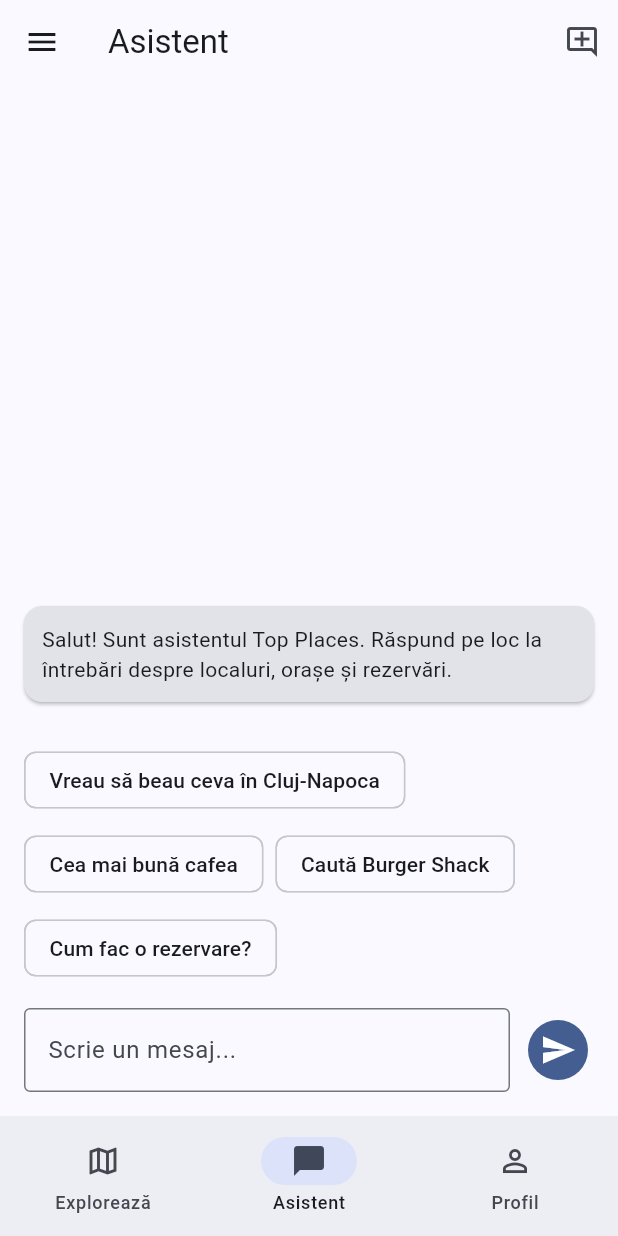
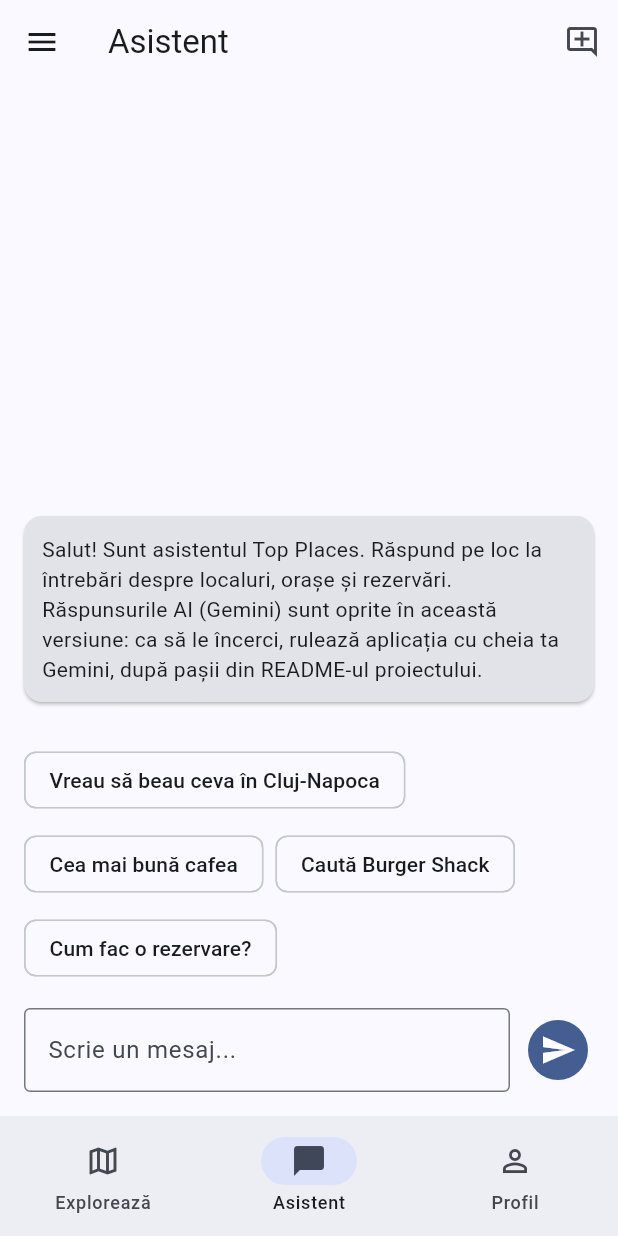
Before and after one commit to Tudorrr323/Top_Places_Flutter, a Flutter app: the ChatScreen screen opened by its route, on a phone screen of 412 x 824 dp. Run offline on Flutter 3.47's test engine with Material 3 defaults, Android fonts, the phone set to English and light mode, and no system bars; our stand-ins replace flutter_map, geolocator, go_router, latlong2, shared_preferences, supabase_flutter; accounts and stored records are empty; network calls fail.

Commit message:
feat: the assistant says when the AI is off

```diff
--- a/lib/l10n/app_en.arb
+++ b/lib/l10n/app_en.arb
@@ -279,7 +279,8 @@
   "chatSuggestion2": "The best coffee",
   "chatSuggestion3": "Find Burger Shack",
   "chatSuggestion4": "How do I book?",
-  "chatWelcome": "Hi! I'm the Top Places assistant. I answer questions about places, cities and bookings right away.",
+  "chatWelcome": "Hi! I'm the Top Places assistant. I answer questions about places, cities and bookings right away. The AI answers (Gemini) are off in this version: to try them, run the app with your own Gemini key, as the project's README explains.",
+  "chatAiOff": "The AI (Gemini) would have answered this, but it is off in this version.",
   "chatWelcomeWithAi": "Hi! I'm the Top Places assistant. I answer questions about places, cities and bookings right away, and ask the AI (Gemini) what I don't know.",
   "chatAiQuota": "I didn't understand the question, and the AI has reached its free limit for now. Ask me about places, cities or bookings.",
   "chatAiDown": "I didn't understand the question, and the AI isn't answering right now (maybe the internet is down). Ask me about places, cities or bookings.",
--- a/lib/l10n/app_localizations.dart
+++ b/lib/l10n/app_localizations.dart
@@ -1775,8 +1775,14 @@ abstract class AppLocalizations {
   /// No description provided for @chatWelcome.
   ///
   /// In ro, this message translates to:
-  /// **'Salut! Sunt asistentul Top Places. Răspund pe loc la întrebări despre localuri, orașe și rezervări.'**
+  /// **'Salut! Sunt asistentul Top Places. Răspund pe loc la întrebări despre localuri, orașe și rezervări. Răspunsurile AI (Gemini) sunt oprite în această versiune: ca să le încerci, rulează aplicația cu cheia ta Gemini, după pașii din README-ul proiectului.'**
   String get chatWelcome;
+
+  /// Added to "Nu am înțeles" when the app runs without a Gemini key.
+  ///
+  /// In ro, this message translates to:
+  /// **'La asta ar fi răspuns AI-ul (Gemini), care e oprit în această versiune.'**
+  String get chatAiOff;
 
   /// No description provided for @chatWelcomeWithAi.
   ///
--- a/lib/l10n/app_localizations_en.dart
+++ b/lib/l10n/app_localizations_en.dart
@@ -1014,7 +1014,11 @@ class AppLocalizationsEn extends AppLocalizations {
 
   @override
   String get chatWelcome =>
-      'Hi! I\'m the Top Places assistant. I answer questions about places, cities and bookings right away.';
+      'Hi! I\'m the Top Places assistant. I answer questions about places, cities and bookings right away. The AI answers (Gemini) are off in this version: to try them, run the app with your own Gemini key, as the project\'s README explains.';
+
+  @override
+  String get chatAiOff =>
+      'The AI (Gemini) would have answered this, but it is off in this version.';
 
   @override
   String get chatWelcomeWithAi =>
--- a/lib/l10n/app_localizations_ro.dart
+++ b/lib/l10n/app_localizations_ro.dart
@@ -1025,7 +1025,11 @@ class AppLocalizationsRo extends AppLocalizations {
 
   @override
   String get chatWelcome =>
-      'Salut! Sunt asistentul Top Places. Răspund pe loc la întrebări despre localuri, orașe și rezervări.';
+      'Salut! Sunt asistentul Top Places. Răspund pe loc la întrebări despre localuri, orașe și rezervări. Răspunsurile AI (Gemini) sunt oprite în această versiune: ca să le încerci, rulează aplicația cu cheia ta Gemini, după pașii din README-ul proiectului.';
+
+  @override
+  String get chatAiOff =>
+      'La asta ar fi răspuns AI-ul (Gemini), care e oprit în această versiune.';
 
   @override
   String get chatWelcomeWithAi =>
--- a/lib/l10n/app_ro.arb
+++ b/lib/l10n/app_ro.arb
@@ -658,7 +658,8 @@
   "chatSuggestion2": "Cea mai bună cafea",
   "chatSuggestion3": "Caută Burger Shack",
   "chatSuggestion4": "Cum fac o rezervare?",
-  "chatWelcome": "Salut! Sunt asistentul Top Places. Răspund pe loc la întrebări despre localuri, orașe și rezervări.",
+  "chatWelcome": "Salut! Sunt asistentul Top Places. Răspund pe loc la întrebări despre localuri, orașe și rezervări. Răspunsurile AI (Gemini) sunt oprite în această versiune: ca să le încerci, rulează aplicația cu cheia ta Gemini, după pașii din README-ul proiectului.",
+  "chatAiOff": "La asta ar fi răspuns AI-ul (Gemini), care e oprit în această versiune.",
   "chatWelcomeWithAi": "Salut! Sunt asistentul Top Places. Răspund pe loc la întrebări despre localuri, orașe și rezervări, iar ce nu știu întreb AI-ul (Gemini).",
   "chatAiQuota": "Nu am înțeles întrebarea, iar AI-ul și-a atins limita gratuită pentru moment. Întreabă-mă despre localuri, orașe sau rezervări.",
   "chatAiDown": "Nu am înțeles întrebarea, iar AI-ul nu răspunde acum (poate lipsește internetul). Întreabă-mă despre localuri, orașe sau rezervări.",
@@ -766,5 +767,8 @@
         "type": "String"
       }
     }
+  },
+  "@chatAiOff": {
+    "description": "Added to \"Nu am înțeles\" when the app runs without a Gemini key."
   }
 }
--- a/lib/screens/chat_screen.dart
+++ b/lib/screens/chat_screen.dart
@@ -154,8 +154,12 @@ class _ChatScreenState extends State<ChatScreen> {
     // looks like Romanian, in Romanian.
     final otherLanguage =
         _gemini != null && !BotEngine.speaksLanguageOf(message);
-    final reply = otherLanguage ? bot.notUnderstood : bot.reply(message);
-    final gemini = reply == bot.notUnderstood ? _gemini : null;
+    final understood = otherLanguage ? bot.notUnderstood : bot.reply(message);
+    final gemini = understood == bot.notUnderstood ? _gemini : null;
+    // Without a key, the answer says that the AI would have answered.
+    final reply = understood == bot.notUnderstood && _gemini == null
+        ? ChatMessage.bot('${understood.text} ${l10n.chatAiOff}')
+        : understood;
     final question = ChatMessage.user(message);
     setState(() {
       _messages.add(question);
```
Also changed, not shown: 1 other file.
